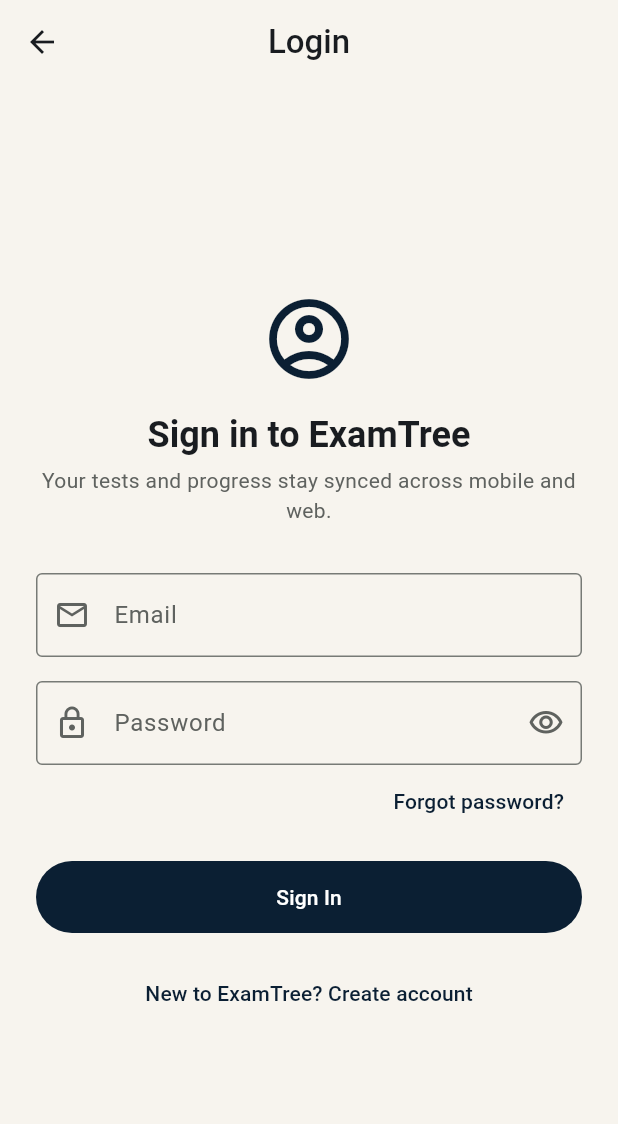
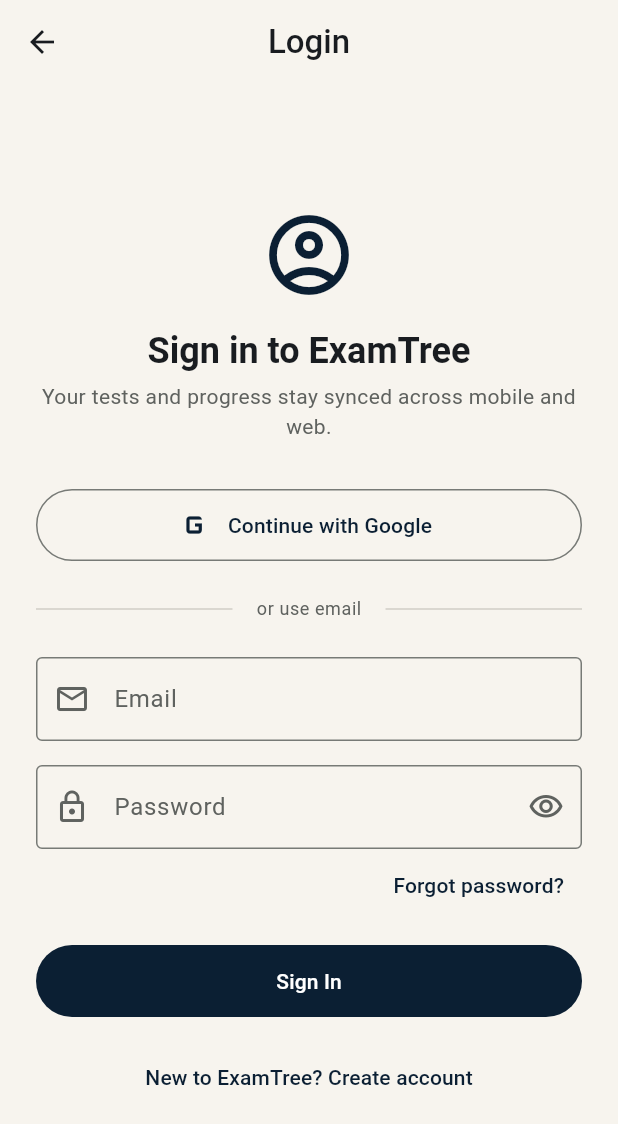
Before and after one commit to gurudhiman75-hash/examtreemobile, a Flutter app: the LoginScreen screen opened directly, on a phone screen of 412 x 824 dp. Shown: the top 1124 px of the screen. Run offline on Flutter 3.47's test engine with Material 3 defaults, Android fonts, the phone set to English and light mode, and no system bars; our stand-ins replace dio, firebase_auth, firebase_core, flutter_local_notifications, flutter_riverpod, flutter_timezone and 5 more; accounts and stored records are empty.

Commit message:
feat(auth): add Continue with Google UI

```diff
--- a/lib/features/auth/presentation/login_screen.dart
+++ b/lib/features/auth/presentation/login_screen.dart
@@ -2,6 +2,7 @@
 import 'package:flutter/material.dart';
 import 'package:flutter_riverpod/flutter_riverpod.dart';
 import 'package:go_router/go_router.dart';
+import 'package:google_sign_in/google_sign_in.dart';
 
 import '../../../core/theme/app_spacing.dart';
 import '../domain/auth_error_messages.dart';
@@ -75,6 +76,34 @@
     } catch (_) {
       if (!mounted) return;
       _showMessage('Unable to sign in. Please try again.');
+    } finally {
+      if (mounted) setState(() => _isLoading = false);
+    }
+  }
+
+  Future<void> _signInWithGoogle() async {
+    if (_isLoading) return;
+    setState(() => _isLoading = true);
+    try {
+      await ref.read(authControllerProvider).signInWithGoogle();
+    } on GoogleSignInException catch (error) {
+      if (!mounted) return;
+      if (error.code == GoogleSignInExceptionCode.canceled) return;
+      final detail = error.description?.trim();
+      _showMessage(
+        detail == null || detail.isEmpty
+            ? 'Unable to sign in with Google. Please try again.'
+            : 'Unable to sign in with Google. $detail',
+      );
+    } on FirebaseAuthException catch (error) {
+      if (!mounted) return;
+      _showMessage(AuthErrorMessages.login(error));
+    } on AuthProfileSyncException catch (error) {
+      if (!mounted) return;
+      _showMessage(error.message);
+    } catch (_) {
+      if (!mounted) return;
+      _showMessage('Unable to sign in with Google. Please try again.');
     } finally {
       if (mounted) setState(() => _isLoading = false);
     }
@@ -206,6 +235,34 @@
                     ),
                   ),
                   const SizedBox(height: AppSpacing.xl),
+                  SizedBox(
+                    width: double.infinity,
+                    height: 48,
+                    child: OutlinedButton.icon(
+                      onPressed: _isLoading ? null : _signInWithGoogle,
+                      icon: const Icon(Icons.g_mobiledata, size: 28),
+                      label: const Text('Continue with Google'),
+                    ),
+                  ),
+                  const SizedBox(height: AppSpacing.lg),
+                  Row(
+                    children: [
+                      const Expanded(child: Divider()),
+                      Padding(
+                        padding: const EdgeInsets.symmetric(
+                          horizontal: AppSpacing.md,
+                        ),
+                        child: Text(
+                          'or use email',
+                          style: theme.textTheme.bodySmall?.copyWith(
+                            color: theme.colorScheme.onSurfaceVariant,
+                          ),
+                        ),
+                      ),
+                      const Expanded(child: Divider()),
+                    ],
+                  ),
+                  const SizedBox(height: AppSpacing.lg),
                   if (registering) ...[
                     TextField(
                       controller: _nameController,
```
